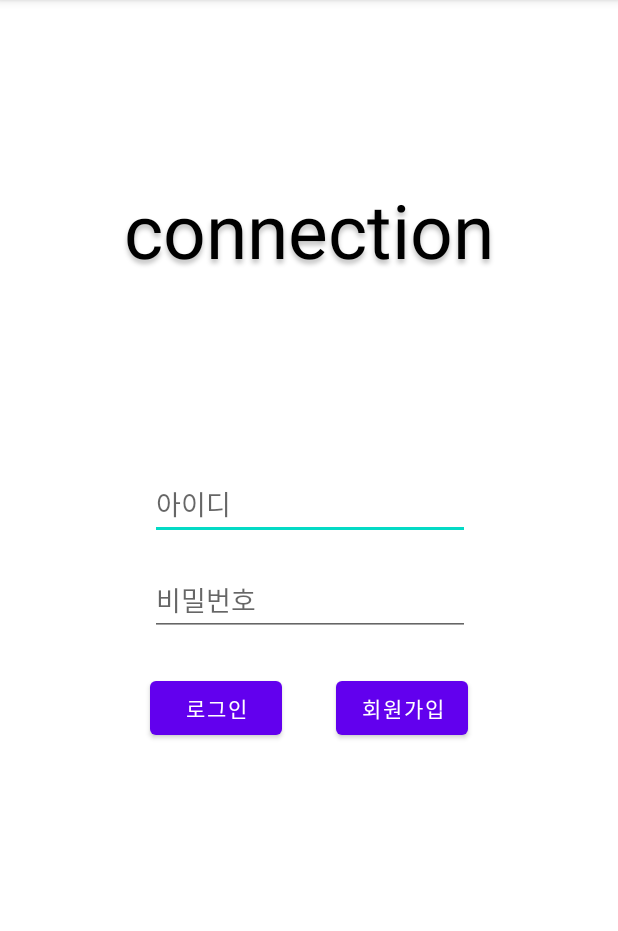
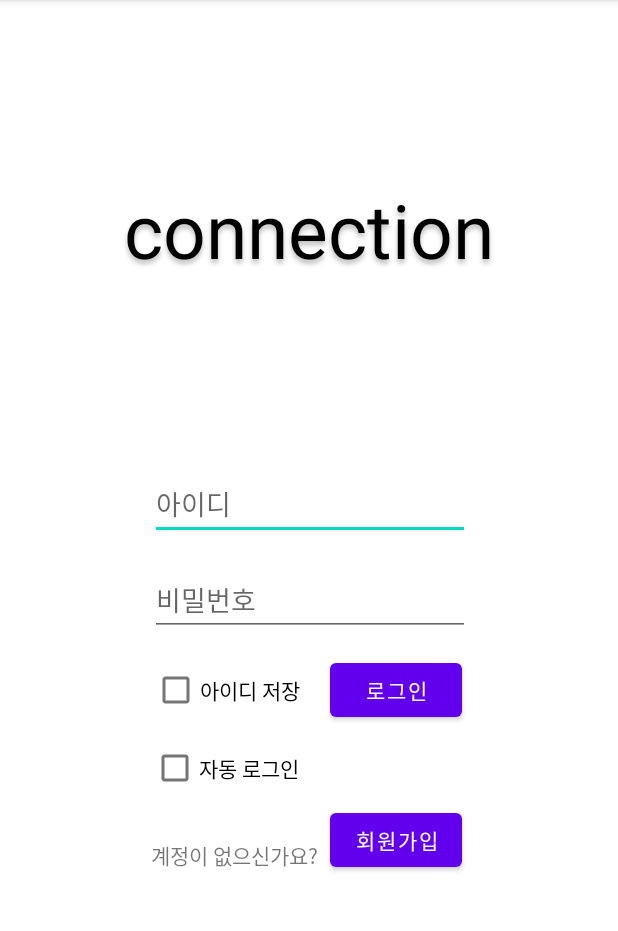
Before and after one commit to korlkm/Login2.0, an Android app: the screen it shows after launch (MainActivity), on a phone screen of 412 x 824 dp, the part 84-1015 px from its top. Run offline under Robolectric (Android 15) with nearby library versions, the phone set to English and light mode, and no system bars.

Commit message:
자동로그인 관련기능 추가 조금만 손보면 가능

```diff
--- a/app/build.gradle
+++ b/app/build.gradle
@@ -1,6 +1,7 @@
 plugins {
     id 'com.android.application'
     id 'org.jetbrains.kotlin.android'
+    id 'kotlin-android-extensions'
 }
 
 android {
--- a/app/src/main/AndroidManifest.xml
+++ b/app/src/main/AndroidManifest.xml
@@ -3,6 +3,9 @@
     xmlns:tools="http://schemas.android.com/tools">
 
     <application
+
+        android:name=".preference.App"
+
         android:allowBackup="true"
         android:dataExtractionRules="@xml/data_extraction_rules"
         android:fullBackupContent="@xml/backup_rules"
--- a/app/src/main/java/com/example/login/Home.kt
+++ b/app/src/main/java/com/example/login/Home.kt
@@ -9,6 +9,7 @@ class Home : AppCompatActivity() {
     override fun onCreate(savedInstanceState: Bundle?) {
         super.onCreate(savedInstanceState)
         setContentView(R.layout.activity_home)
+
 
         val homeFragment = HomeFragment()
         val chattingFragment = ChatFragment()
--- a/app/src/main/java/com/example/login/MainActivity.kt
+++ b/app/src/main/java/com/example/login/MainActivity.kt
@@ -9,6 +9,8 @@ import android.util.Log
 import android.widget.Button
 import android.widget.EditText
 import androidx.appcompat.app.AlertDialog
+import com.example.login.preference.App
+
 
 class MainActivity : AppCompatActivity() {
     val TAG: String = "MainActivity"
@@ -23,12 +25,19 @@ class MainActivity : AppCompatActivity() {
         var edit_pw : EditText = findViewById(R.id.edit_pw)
         var btn_register : Button = findViewById(R.id.btn_register)
 
+        // 아이디 저장
+        edit_id.setText(App.prefs.myEditText)
+
         // 로그인 버튼
         btn_login.setOnClickListener {
 
             //editText로부터 입력된 값을 받아온다
             var id = edit_id.text.toString()
             var pw = edit_pw.text.toString()
+
+            // preference를 이용한 자동? 로그인
+
+            App.prefs.myEditText = edit_id.text.toString()
 
             // 쉐어드로부터 저장된 id, pw 가져오기
             val sharedPreference = getSharedPreferences("file name", Context.MODE_PRIVATE)
@@ -51,6 +60,8 @@ class MainActivity : AppCompatActivity() {
             val intent = Intent(this, Register::class.java)
             startActivity(intent)
         }
+
+
 
 
 
@@ -89,4 +100,8 @@ class MainActivity : AppCompatActivity() {
         dialog.setPositiveButton("확인",dialog_listener)
         dialog.show()
     }
+
+
+
+
 }
--- a/app/src/main/java/com/example/login/MainHome.kt
+++ b/app/src/main/java/com/example/login/MainHome.kt
@@ -1,10 +1,8 @@
 package com.example.login
 
-import android.os.Bundle
+
 import androidx.fragment.app.Fragment
-import android.view.LayoutInflater
-import android.view.View
-import android.view.ViewGroup
+
 
 class HomeFragment : Fragment(R.layout.fragment_main_home) {
 }
--- /dev/null
+++ b/app/src/main/java/com/example/login/preference/App.kt
@@ -0,0 +1,15 @@
+package com.example.login.preference
+
+import android.app.Application
+
+class App : Application() {
+
+    companion object {
+        lateinit var prefs : MySharedPreferences
+    }
+
+    override fun onCreate() {
+        prefs = MySharedPreferences(applicationContext)
+        super.onCreate()
+    }
+}
--- /dev/null
+++ b/app/src/main/java/com/example/login/preference/MySharedPreferences.kt
@@ -0,0 +1,15 @@
+package com.example.login.preference
+
+import android.content.Context
+import android.content.SharedPreferences
+
+class MySharedPreferences(context: Context) {
+
+    private val prefsFilename = "prefs"
+    private val prefsKeyEdt = "myEditText"
+    private val prefs: SharedPreferences = context.getSharedPreferences(prefsFilename, 0)
+
+    var myEditText: String?
+        get() = prefs.getString(prefsKeyEdt, "")
+        set(value) = prefs.edit().putString(prefsKeyEdt, value).apply()
+}
--- a/app/src/main/res/layout/activity_main.xml
+++ b/app/src/main/res/layout/activity_main.xml
@@ -50,9 +50,8 @@
         android:id="@+id/btn_login"
         android:layout_width="wrap_content"
         android:layout_height="wrap_content"
-        android:layout_marginStart="100dp"
-        android:layout_marginLeft="100dp"
-        android:layout_marginTop="24dp"
+        android:layout_marginStart="220dp"
+        android:layout_marginTop="12dp"
         android:text="로그인"
         app:layout_constraintStart_toStartOf="parent"
         app:layout_constraintTop_toBottomOf="@+id/edit_pw" />
@@ -61,11 +60,48 @@
         android:id="@+id/btn_register"
         android:layout_width="wrap_content"
         android:layout_height="wrap_content"
-        android:layout_marginTop="24dp"
-        android:layout_marginEnd="100dp"
-        android:layout_marginRight="100dp"
         android:text="회원가입"
+        app:layout_constraintBottom_toBottomOf="parent"
+        app:layout_constraintEnd_toEndOf="@+id/btn_login"
+        app:layout_constraintHorizontal_bias="1.0"
+        app:layout_constraintStart_toStartOf="parent"
+        app:layout_constraintTop_toBottomOf="@+id/autoLoginCheak"
+        app:layout_constraintVertical_bias="0.0" />
+
+    <CheckBox
+        android:id="@+id/memoriesIdCheak"
+        android:layout_width="wrap_content"
+        android:layout_height="wrap_content"
+        android:layout_marginTop="12dp"
+        android:text="아이디 저장"
+        android:textAppearance="@style/TextAppearance.AppCompat.Body1"
         app:layout_constraintEnd_toEndOf="parent"
-        app:layout_constraintTop_toBottomOf="@+id/edit_pw" />
+        app:layout_constraintHorizontal_bias="0.324"
+        app:layout_constraintStart_toStartOf="parent"
+        app:layout_constraintTop_toBottomOf="@id/edit_pw" />
+
+    <CheckBox
+        android:id="@+id/autoLoginCheak"
+        android:layout_width="wrap_content"
+        android:layout_height="wrap_content"
+        android:layout_marginTop="4dp"
+        android:text="자동 로그인 "
+        android:textAppearance="@style/TextAppearance.AppCompat.Body1"
+        app:layout_constraintEnd_toEndOf="parent"
+        app:layout_constraintHorizontal_bias="0.324"
+        app:layout_constraintStart_toStartOf="parent"
+        app:layout_constraintTop_toBottomOf="@id/memoriesIdCheak" />
+
+    <TextView
+        android:id="@+id/textview"
+        android:layout_width="115dp"
+        android:layout_height="19dp"
+        android:text="계정이 없으신가요? "
+        app:layout_constraintBottom_toBottomOf="parent"
+        app:layout_constraintEnd_toStartOf="@+id/btn_register"
+        app:layout_constraintHorizontal_bias="0.0"
+        app:layout_constraintStart_toStartOf="@+id/autoLoginCheak"
+        app:layout_constraintTop_toBottomOf="@+id/autoLoginCheak"
+        app:layout_constraintVertical_bias="0.109" />
 
 </androidx.constraintlayout.widget.ConstraintLayout>
```
